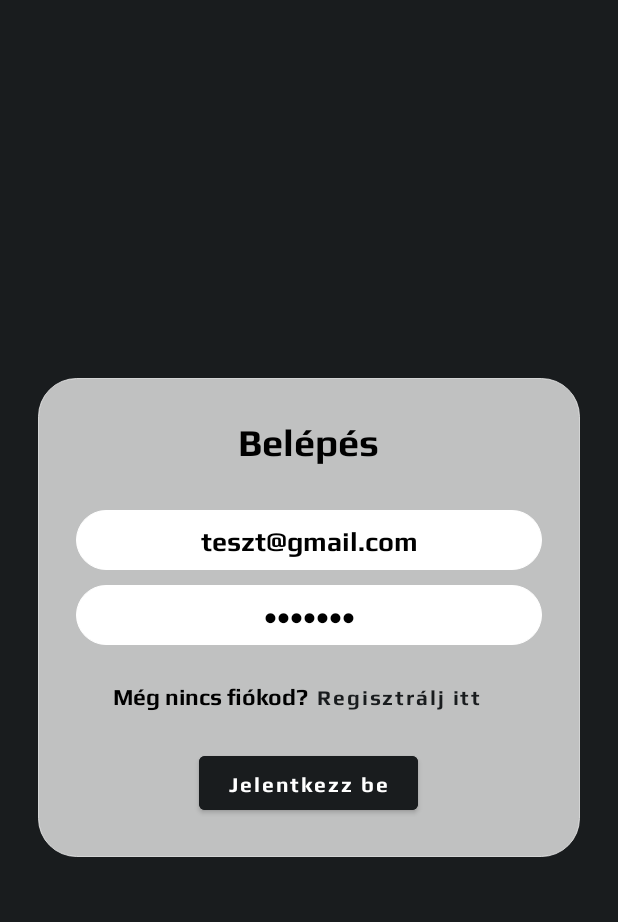
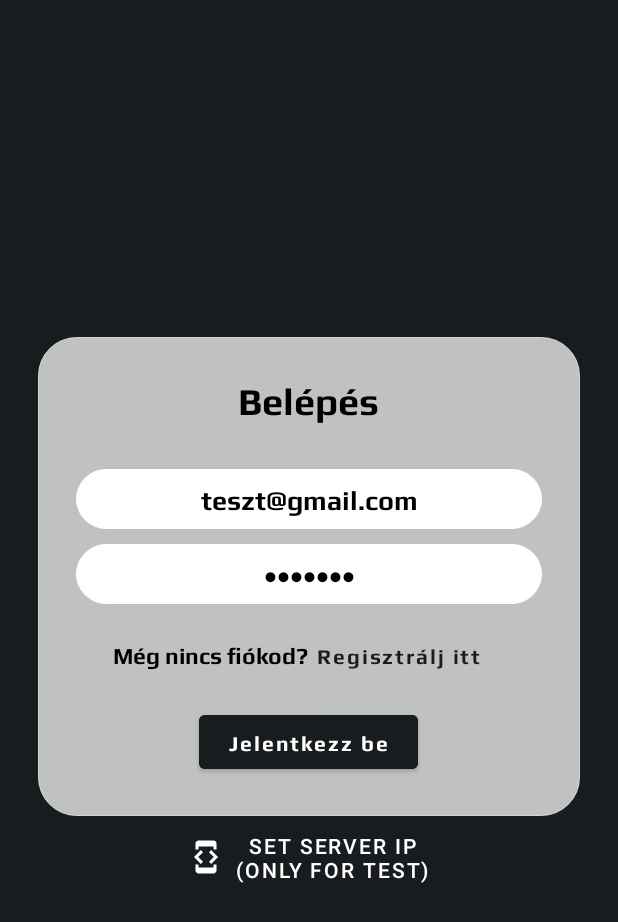
Before and after one commit to hyimred/Stardust_Mobil, an Android app: the screen it shows after launch (LoginActivity), on a phone screen of 412 x 824 dp. Shown: the top 922 px of the screen. Run offline under Robolectric (Android 15) with nearby library versions, the phone set to English and light mode, and no system bars.

Commit message:
BASE_URL change button

```diff
--- a/app/src/main/java/com/ptrkcsak/stardust_mobil/Constans.kt
+++ b/app/src/main/java/com/ptrkcsak/stardust_mobil/Constans.kt
@@ -1,5 +1,5 @@
 package com.ptrkcsak.stardust_mobil
 object Constans {
-        const val BASE_URL = "http://192.168.0.14:3000"
+        var BASE_URL = "base_url"
         var USER_TOKEN = "user_token"
     }
--- /dev/null
+++ b/app/src/main/res/drawable/baseline_developer_mode_24.xml
@@ -0,0 +1,5 @@
+<vector android:height="24dp" android:tint="#000000"
+    android:viewportHeight="24" android:viewportWidth="24"
+    android:width="24dp" xmlns:android="http://schemas.android.com/apk/res/android">
+    <path android:fillColor="@android:color/white" android:pathData="M7,5h10v2h2L19,3c0,-1.1 -0.9,-1.99 -2,-1.99L7,1c-1.1,0 -2,0.9 -2,2v4h2L7,5zM15.41,16.59L20,12l-4.59,-4.59L14,8.83 17.17,12 14,15.17l1.41,1.42zM10,15.17L6.83,12 10,8.83 8.59,7.41 4,12l4.59,4.59L10,15.17zM17,19L7,19v-2L5,17v4c0,1.1 0.9,2 2,2h10c1.1,0 2,-0.9 2,-2v-4h-2v2z"/>
+</vector>
--- a/app/src/main/res/layout/activity_login.xml
+++ b/app/src/main/res/layout/activity_login.xml
@@ -1,6 +1,7 @@
 <?xml version="1.0" encoding="utf-8"?>
 <RelativeLayout xmlns:android="http://schemas.android.com/apk/res/android"
     xmlns:tools="http://schemas.android.com/tools"
+    xmlns:app="http://schemas.android.com/apk/res-auto"
     android:id="@+id/layout_root_login"
     android:layout_width="match_parent"
     android:layout_height="match_parent"
@@ -103,6 +104,19 @@
 
         </LinearLayout>
 
+        <Button
+            android:layout_width="wrap_content"
+            android:layout_height="wrap_content"
+            android:layout_centerHorizontal="true"
+            android:layout_below="@+id/login_box"
+            android:background="@color/transparent"
+            android:id="@+id/setIP"
+            app:icon="@drawable/baseline_developer_mode_24"
+            android:text="Set Server IP\n(Only for test)"
+            />
+
     </LinearLayout>
 
+
+
 </RelativeLayout>
```
Also changed, not shown: app/src/main/AndroidManifest.xml (+16 -6 lines), app/src/main/java/com/ptrkcsak/stardust_mobil/LoginActivity.kt (+22 -0 lines), app/src/main/res/layout/activity_login_loading.xml (deleted, +0 -19 lines), app/src/main/res/layout/set_ip.xml (added, +25 -0 lines).
